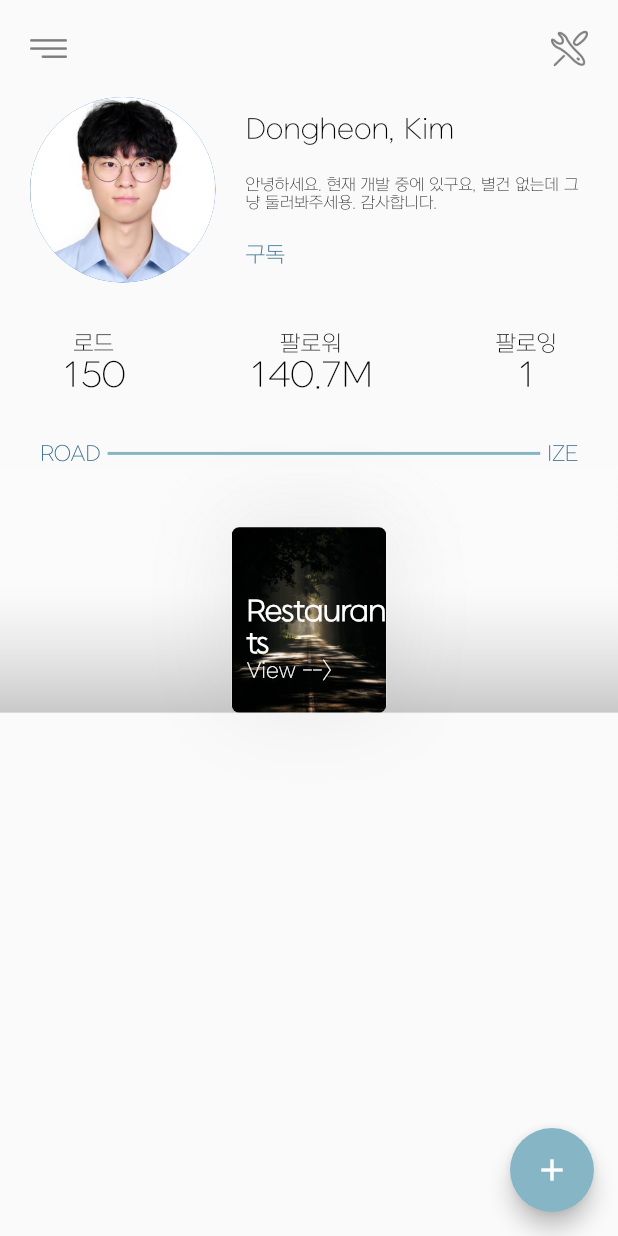
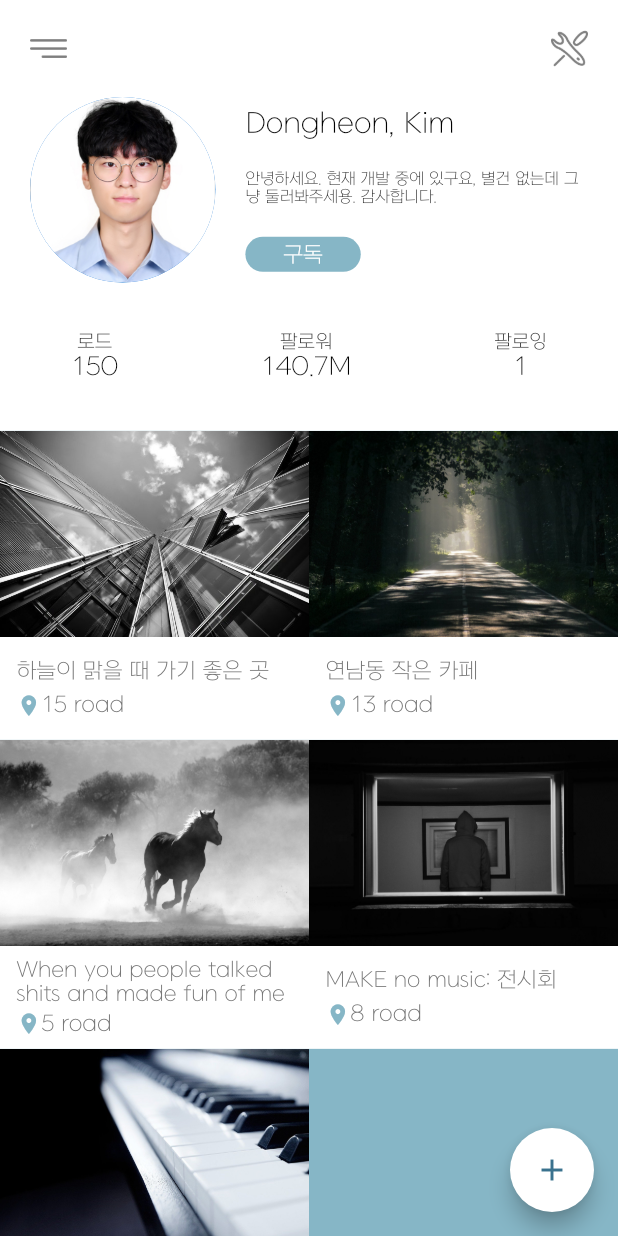
Before and after one commit to heooony/Road_ize, a Flutter app: the UserScreen screen opened directly, on a phone screen of 412 x 824 dp. Run offline on Flutter 3.47's test engine with Material 2 defaults, Android fonts, the phone set to English and light mode, and no system bars; our stand-ins replace cloud_firestore, firebase_auth, firebase_core, flutter_rating_bar, google_sign_in; missing offline and left inert: bottom_bar_line, mysql1, password, photo_manager; accounts and stored records are empty.

Commit message:
Change user screen

```diff
--- a/lib/screens/road/components/road_profile.dart
+++ b/lib/screens/road/components/road_profile.dart
@@ -18,11 +18,11 @@ class RoadProfile extends StatelessWidget {
       snap: false,
       toolbarHeight: kToolbarHeight,
       expandedHeight: size.height * 0.4,
-      backgroundColor: Colors.white,
+      backgroundColor: Colors.white.withOpacity(0.0),
       flexibleSpace: Stack(
         children: [
           Container(
-            margin: EdgeInsets.only(bottom: kDefaultPadding * 2.5),
+            margin: EdgeInsets.only(bottom: kDefaultPadding),
             height: SizeConfig.screenHeight * 0.4,
             decoration: BoxDecoration(
                 image: DecorationImage(
@@ -44,8 +44,7 @@ class RoadProfile extends StatelessWidget {
               ),
             ),
           ),
-          Positioned(
-              right: 0, bottom: kDefaultPadding * 2, child: ProfileCard()),
+          Positioned(right: 0, bottom: 0, child: ProfileCard()),
           Positioned(
               top: kDefaultPadding,
               right: kDefaultPadding,
@@ -53,11 +52,6 @@ class RoadProfile extends StatelessWidget {
                 Icons.add,
                 color: Colors.white,
               )),
-          Positioned(
-            left: 0,
-            bottom: -kDefaultPadding * 0.5,
-            child: RoadReaction(),
-          )
         ],
       ),
     );
@@ -77,6 +71,12 @@ class _ProfileCardState extends State<ProfileCard> {
     return Row(
       mainAxisAlignment: MainAxisAlignment.end,
       children: [
+        Container(
+          width: SizeConfig.screenWidth * 0.7,
+          height: getProportionateScreenHeight(37.0),
+          color: kSecondColor,
+          child: Center(child: RoadReaction()),
+        ),
         Container(
           width: SizeConfig.screenWidth * 0.2,
           height: getProportionateScreenHeight(37.0),
--- a/lib/screens/road/components/road_reaction.dart
+++ b/lib/screens/road/components/road_reaction.dart
@@ -10,20 +10,31 @@ class RoadReaction extends StatelessWidget {
   Widget build(BuildContext context) {
     SizeConfig.init(context);
     return Container(
-      margin: EdgeInsets.all(kDefaultPadding),
       child: Container(
+        margin: EdgeInsets.only(left: kDefaultPadding),
         child: Row(
           children: [
-            Icon(Icons.arrow_right),
-            Text('102 '),
+            Icon(
+              Icons.arrow_right,
+              color: Colors.white,
+            ),
+            Text(
+              '102   ',
+              style: TextStyle(color: Colors.white),
+            ),
             Container(
               width: getProportionateScreenWidth(15.0),
               height: getProportionateScreenHeight(15.0),
               decoration: BoxDecoration(
                   image: DecorationImage(
-                      image: AssetImage('images/icons/empty_heart.png'))),
+                      image: AssetImage('images/icons/empty_heart.png'),
+                      colorFilter:
+                          ColorFilter.mode(Colors.white, BlendMode.srcIn))),
             ),
-            Text(' 102')
+            Text(
+              ' 102',
+              style: TextStyle(color: Colors.white),
+            )
           ],
         ),
       ),
--- a/lib/screens/user/components/division_line.dart
+++ /dev/null
@@ -1,29 +0,0 @@
-import 'package:flutter/material.dart';
-import 'package:roadize/size_config.dart';
-
-import '../../../constants.dart';
-
-class DivisionLine extends StatelessWidget {
-  @override
-  Widget build(BuildContext context) {
-    SizeConfig.init(context);
-    return Row(
-      mainAxisAlignment: MainAxisAlignment.center,
-      children: [
-        Text(
-          'ROAD ',
-          style: TextStyle(color: kSecondColor),
-        ),
-        Container(
-          width: SizeConfig.screenWidth * 0.7,
-          height: 2,
-          color: kPrimaryColor,
-        ),
-        Text(
-          ' IZE',
-          style: TextStyle(color: kSecondColor),
-        ),
-      ],
-    );
-  }
-}
--- a/lib/screens/user/components/road_display_rock.dart
+++ b/lib/screens/user/components/road_display_rock.dart
@@ -1,81 +1,114 @@
 import 'package:flutter/material.dart';
 import 'package:roadize/screens/road/road_screen.dart';
 import 'package:roadize/size_config.dart';
-
 import '../../../constants.dart';
 
 class RoadDisplayRack extends StatelessWidget {
+  final List<DisplayCard> displayCards = [
+    DisplayCard(
+      title: '하늘이 맑을 때 가기 좋은 곳',
+      image: 'images/1.jpg',
+      roadCount: 15,
+    ),
+    DisplayCard(
+      title: '연남동 작은 카페',
+      image: 'images/login_background.jpg',
+      roadCount: 13,
+    ),
+    DisplayCard(
+      title: 'When you people talked shits and made fun of me',
+      image: 'images/3.jpg',
+      roadCount: 5,
+    ),
+    DisplayCard(
+      title: 'MAKE no music: 전시회',
+      image: 'images/4.jpg',
+      roadCount: 8,
+    ),
+    DisplayCard(
+      title: '성남의 아들이라 불릴 수 있는 곳',
+      image: 'images/2.jpg',
+      roadCount: 21,
+    ),
+  ];
+
   @override
   Widget build(BuildContext context) {
-    return Stack(
-      children: [
-        Container(
-          height: SizeConfig.screenHeight * 0.2,
-          decoration: BoxDecoration(
-              gradient: LinearGradient(colors: [
-            Colors.white.withOpacity(0.1),
-            Colors.white.withOpacity(0.1),
-            Colors.black.withOpacity(0.2)
-          ], begin: Alignment.topCenter, end: Alignment.bottomCenter)),
-        ),
-        Positioned(
-          right: 0,
-          left: 0,
-          bottom: 0,
-          child: Row(
-            mainAxisAlignment: MainAxisAlignment.spaceEvenly,
-            children: [
-              RoadCard(),
-            ],
-          ),
-        )
-      ],
+    SizeConfig.init(context);
+    return GridView.builder(
+      itemCount: 5,
+      gridDelegate: SliverGridDelegateWithFixedCrossAxisCount(
+        crossAxisCount: 2,
+      ),
+      itemBuilder: (BuildContext context, int index) {
+        return displayCards[index];
+      },
     );
   }
 }
 
-class RoadCard extends StatelessWidget {
+class DisplayCard extends StatelessWidget {
+  DisplayCard({this.title, this.image, this.roadCount});
+  final title;
+  final image;
+  final roadCount;
+
   @override
   Widget build(BuildContext context) {
-    SizeConfig.init(context);
     return GestureDetector(
       onTap: () {
         Navigator.push(
             context, MaterialPageRoute(builder: (context) => RoadScreen()));
       },
       child: Container(
-        width: SizeConfig.screenWidth * 0.25,
-        height: SizeConfig.screenHeight * 0.15,
-        padding: EdgeInsets.only(
-            left: kDefaultPadding * 0.5, bottom: kDefaultPadding),
-        decoration: BoxDecoration(
-            color: Colors.white,
-            image: DecorationImage(
-                image: AssetImage('images/login_background.jpg'),
-                fit: BoxFit.cover,
-                colorFilter: ColorFilter.srgbToLinearGamma()),
-            borderRadius: BorderRadius.circular(5.0),
-            boxShadow: [
-              BoxShadow(
-                  offset: Offset(0, -5),
-                  color: Colors.black.withOpacity(0.08),
-                  blurRadius: 50.0)
-            ]),
+        color: Colors.white,
         child: Column(
-          mainAxisAlignment: MainAxisAlignment.end,
-          crossAxisAlignment: CrossAxisAlignment.start,
           children: [
-            Text(
-              'Restaurants',
-              style: TextStyle(
-                color: Colors.white,
-                fontWeight: FontWeight.bold,
-                fontSize: SizeConfig.fontSize * 0.9,
+            Expanded(
+              flex: 4,
+              child: Container(
+                decoration: BoxDecoration(
+                    image: DecorationImage(
+                        image: AssetImage(image), fit: BoxFit.cover)),
               ),
             ),
-            Text(
-              'View -->',
-              style: TextStyle(color: Colors.white),
+            Expanded(
+              flex: 2,
+              child: GestureDetector(
+                child: Container(
+                  margin: EdgeInsets.only(
+                    left: getProportionateScreenWidth(10.0),
+                    right: getProportionateScreenWidth(10.0),
+                  ),
+                  child: Column(
+                    crossAxisAlignment: CrossAxisAlignment.start,
+                    children: [
+                      Spacer(
+                        flex: 2,
+                      ),
+                      Text(title),
+                      Spacer(),
+                      Row(
+                        children: [
+                          Icon(
+                            Icons.location_on_sharp,
+                            color: kPrimaryColor,
+                            size: SizeConfig.fontSize * 0.8,
+                          ),
+                          Text(
+                            '$roadCount road',
+                            style:
+                                TextStyle(fontSize: SizeConfig.fontSize * 0.7),
+                          )
+                        ],
+                      ),
+                      Spacer(
+                        flex: 2,
+                      ),
+                    ],
+                  ),
+                ),
+              ),
             )
           ],
         ),
--- a/lib/screens/user/components/user_interface.dart
+++ b/lib/screens/user/components/user_interface.dart
@@ -44,9 +44,18 @@ class UserInterface extends StatelessWidget {
                   ),
                   InkWell(
                       onTap: () {},
-                      child: Text(
-                        '구독',
-                        style: TextStyle(color: kSecondColor),
+                      child: Container(
+                        width: getProportionateScreenWidth(70.0),
+                        height: getProportionateScreenHeight(23.0),
+                        decoration: BoxDecoration(
+                            color: kPrimaryColor,
+                            borderRadius: BorderRadius.circular(20.0)),
+                        child: Center(
+                          child: Text(
+                            '구독',
+                            style: TextStyle(color: Colors.white),
+                          ),
+                        ),
                       ))
                 ],
               ),
--- a/lib/screens/user/components/user_statistics_container.dart
+++ b/lib/screens/user/components/user_statistics_container.dart
@@ -37,13 +37,16 @@ class UserStatistics extends StatelessWidget {
         Text(title,
             style: TextStyle(
                 color: Colors.black,
-                fontSize: SizeConfig.fontSize * 0.7,
+                fontSize: SizeConfig.fontSize * 0.6,
                 fontFamily: 'nexon_light')),
         Text(statistics,
             style: TextStyle(
                 color: Colors.black,
-                fontSize: SizeConfig.fontSize * 1.1,
+                fontSize: SizeConfig.fontSize * 0.8,
                 fontFamily: 'nexon_light')),
+        SizedBox(
+          height: SizeConfig.screenHeight * 0.04,
+        )
       ],
     );
   }
--- a/lib/screens/user/user_screen.dart
+++ b/lib/screens/user/user_screen.dart
@@ -1,9 +1,8 @@
 import 'package:flutter/cupertino.dart';
 import 'package:flutter/material.dart';
 import 'package:roadize/constants.dart';
+import 'package:roadize/screens/add_road/add_road_screen.dart';
 import 'package:roadize/size_config.dart';
-
-import 'components/division_line.dart';
 import 'components/menu_icon.dart';
 import 'components/road_display_rock.dart';
 import 'components/user_interface.dart';
@@ -20,13 +19,26 @@ class _UserScreenState extends State<UserScreen> {
     SizeConfig.init(context);
     return SafeArea(
       child: Scaffold(
+        backgroundColor: kPrimaryColor,
         floatingActionButton: FloatingActionButton(
-          backgroundColor: kPrimaryColor,
+          backgroundColor: Colors.white,
           splashColor: kSecondLightColor,
-          child: Icon(Icons.add),
-          onPressed: () {},
+          child: Icon(
+            Icons.add,
+            color: kSecondColor,
+          ),
+          onPressed: () {
+            Navigator.push(context,
+                MaterialPageRoute(builder: (context) => AddRoadScreen()));
+          },
         ),
         body: Container(
+          child: Column(
+            children: [
+              Container(
+                decoration: BoxDecoration(
+                  color: Colors.white,
+                ),
                 child: Column(
                   children: [
                     MenuIcon(),
@@ -35,19 +47,10 @@ class _UserScreenState extends State<UserScreen> {
                       height: SizeConfig.safeAreaScreenHeight * 0.04,
                     ),
                     UserStatisticContainer(),
-              SizedBox(
-                height: 30.0,
-              ),
-              DivisionLine(),
-              Expanded(
-                child: SingleChildScrollView(
-                  child: Column(
-                    children: [
-                      RoadDisplayRack(),
                   ],
                 ),
               ),
-              ),
+              Expanded(child: RoadDisplayRack()),
             ],
           ),
         ),
```
Lines whose indentation alone changed are shown as unchanged.
